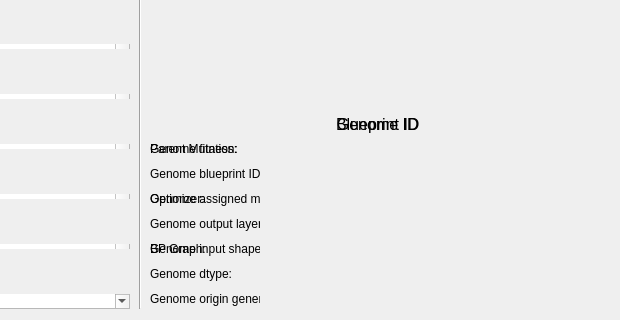
This is tfne/visualizer/codeepneat/tfnev_codeepneat_mainwindow_ui.ui in YangZhafou/Tensorflow-Neuroevolution as Qt 5 draws it before an edit; both pictures show x 380 to 1000 and y 380 to 700 of the 1000 by 700 pixel window. The edited form follows.
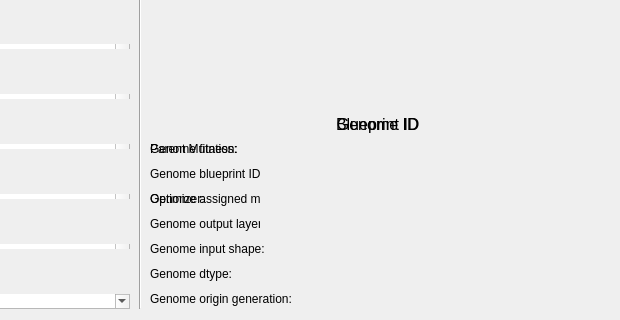
This is the edited form.

Commit message: Add Blueprint visualization and in blueprint class and TFNE visualizer mod/bp analysis

What changed in the file:
```diff
--- a/tfne/visualizer/codeepneat/tfnev_codeepneat_mainwindow_ui.ui
+++ b/tfne/visualizer/codeepneat/tfnev_codeepneat_mainwindow_ui.ui
@@ -644,22 +644,6 @@
        <set>Qt::AlignLeading|Qt::AlignLeft|Qt::AlignVCenter</set>
       </property>
      </widget>
-     <widget class="QLabel" name="mba_lbl_bp_graph">
-      <property name="geometry">
-       <rect>
-        <x>0</x>
-        <y>590</y>
-        <width>110</width>
-        <height>20</height>
-       </rect>
-      </property>
-      <property name="text">
-       <string>BP Graph:</string>
-      </property>
-      <property name="alignment">
-       <set>Qt::AlignLeading|Qt::AlignLeft|Qt::AlignVCenter</set>
-      </property>
-     </widget>
      <widget class="QScrollArea" name="mba_lbl_bp_parent_mut_area">
       <property name="geometry">
        <rect>
@@ -778,65 +762,6 @@
        </layout>
       </widget>
      </widget>
-     <widget class="QScrollArea" name="mba_lbl_bp_graph_area">
-      <property name="geometry">
-       <rect>
-        <x>110</x>
-        <y>590</y>
-        <width>350</width>
-        <height>70</height>
-       </rect>
-      </property>
-      <property name="frameShape">
-       <enum>QFrame::NoFrame</enum>
-      </property>
-      <property name="horizontalScrollBarPolicy">
-       <enum>Qt::ScrollBarAlwaysOff</enum>
-      </property>
-      <property name="widgetResizable">
-       <bool>true</bool>
-      </property>
-      <property name="alignment">
-       <set>Qt::AlignLeading|Qt::AlignLeft|Qt::AlignTop</set>
-      </property>
-      <widget class="QWidget" name="mba_lbl_bp_graph_widget">
-       <property name="geometry">
-        <rect>
-         <x>0</x>
-         <y>0</y>
-         <width>350</width>
-         <height>70</height>
-        </rect>
-       </property>
-       <layout class="QVBoxLayout" name="mba_lbl_bp_graph_layout">
-        <property name="leftMargin">
-         <number>0</number>
-        </property>
-        <property name="topMargin">
-         <number>3</number>
-        </property>
-        <property name="rightMargin">
-         <number>10</number>
-        </property>
-        <property name="bottomMargin">
-         <number>0</number>
-        </property>
-        <item>
-         <widget class="QLabel" name="mba_lbl_bp_graph_value">
-          <property name="text">
-           <string/>
-          </property>
-          <property name="alignment">
-           <set>Qt::AlignLeading|Qt::AlignLeft|Qt::AlignTop</set>
-          </property>
-          <property name="wordWrap">
-           <bool>true</bool>
-          </property>
-         </widget>
-        </item>
-       </layout>
-      </widget>
-     </widget>
     </widget>
     <widget class="QLabel" name="mba_lbl_gen_summary_heading">
      <property name="geometry">
```
The commit also changes 3 other files.
